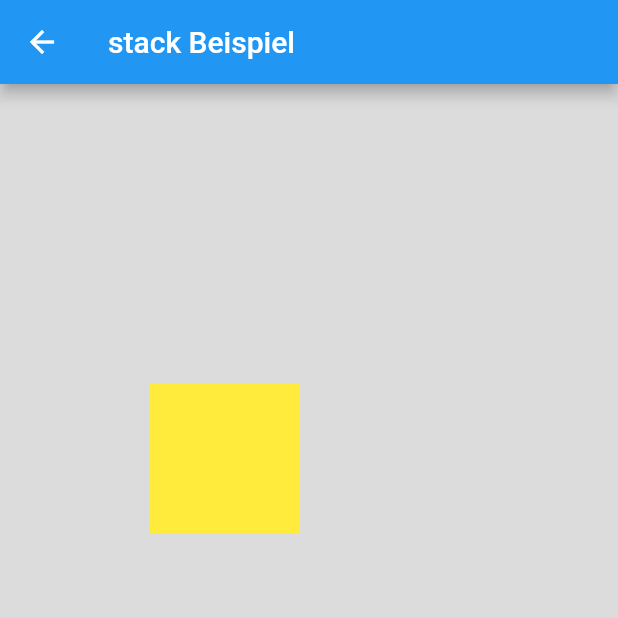
After one commit to koetbullar/steckbrief_app_patryk, a Flutter app: the screen it shows after launch, after a tap on "Stack", on a phone screen of 412 x 824 dp, the top half of it. The commit adds this screen. Run offline on Flutter 3.47's test engine with Material 2 defaults, Android fonts, the phone set to English and light mode, and no system bars.

```diff
--- /dev/null
+++ b/lib/screens/stack_screen.dart
@@ -0,0 +1,34 @@
+import 'package:flutter/material.dart';
+
+class StackScreen extends StatelessWidget {
+  const StackScreen({Key? key}) : super(key: key);
+
+  @override
+  Widget build(BuildContext context) {
+    double width = MediaQuery.of(context).size.width;
+    double height = MediaQuery.of(context).size.height;
+    return Scaffold(
+      appBar: AppBar(
+        title: Text("stack Beispiel"),
+      ),
+      body: Stack(
+        children: [
+          Container( // Hintergrund
+            width: width,
+            height: height,
+            color: Colors.black12,
+          ),
+          Positioned(
+            top: 200,
+            left: 100,
+            child: Container(
+              width: 100,
+              height: 100,
+              color: Colors.yellow,
+            ),
+          )
+        ],
+      ),
+    );
+  }
+}
--- a/lib/screens/start_screen.dart
+++ b/lib/screens/start_screen.dart
@@ -1,4 +1,7 @@
 import 'package:flutter/material.dart';
+import 'package:steckbrief_app_patryk/screens/datenschutz.dart';
+import 'package:steckbrief_app_patryk/screens/hobby_screen.dart';
+import 'package:steckbrief_app_patryk/screens/stack_screen.dart';
 
 class StartScreen extends StatelessWidget {
   const StartScreen({Key? key}) : super(key: key);
@@ -15,6 +18,30 @@ class StartScreen extends StatelessWidget {
           child: Column(
             children: [
               Image.asset("assets/2009Creed.webp"),
+              ElevatedButton(
+                  onPressed: () async {
+                    Navigator.push(
+                      context,
+                      MaterialPageRoute(builder: (context) => HobbyScreen()),
+                    );
+                  },
+                  child: Text("Hobbys")),
+              ElevatedButton(
+                  onPressed: () async {
+                    Navigator.push(
+                      context,
+                      MaterialPageRoute(builder: (context) => StackScreen()),
+                    );
+                  },
+                  child: Text("Stack")),
+              ElevatedButton(
+                  onPressed: () async {
+                    Navigator.push(
+                      context,
+                      MaterialPageRoute(builder: (context) => Datenschutz()),
+                    );
+                  },
+                  child: Text("Datenschutz")),
               neueZeile(text: "Alter: 99"),
               neueZeile(text: "Name: Ziomek"),
             ],
```
Also changed, not shown: lib/screens/datenschutz.dart (added, +31 -0 lines), lib/screens/hobby_screen.dart (added, +35 -0 lines), assets/Screenshot_1572367588 (1).png (added).
